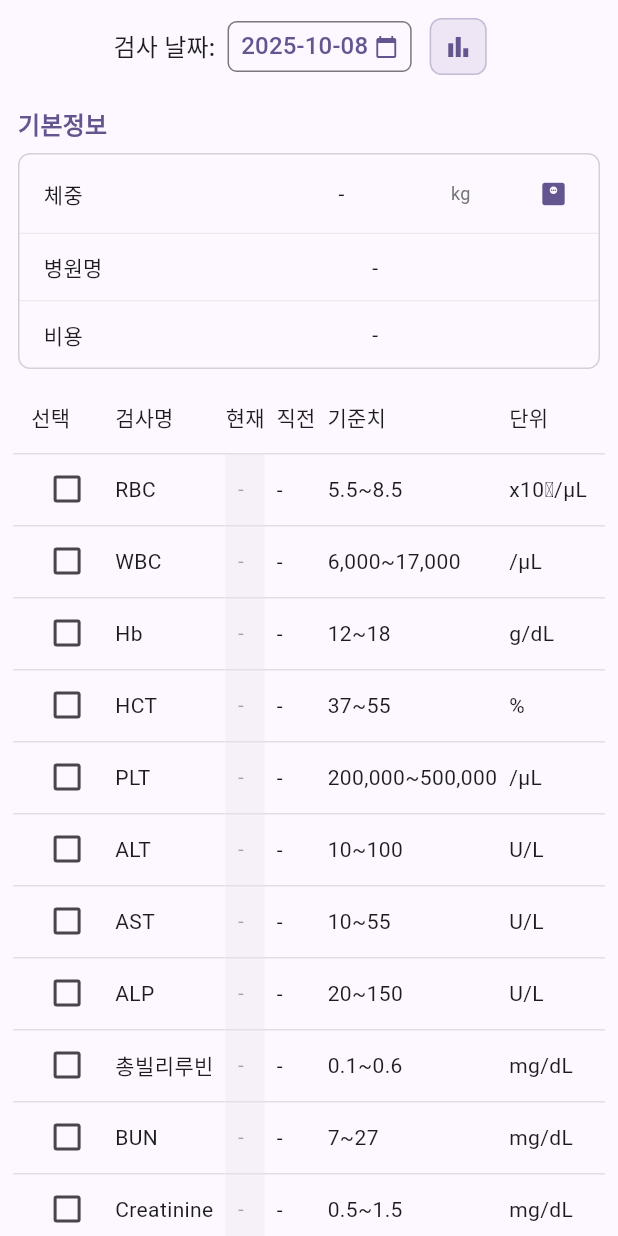
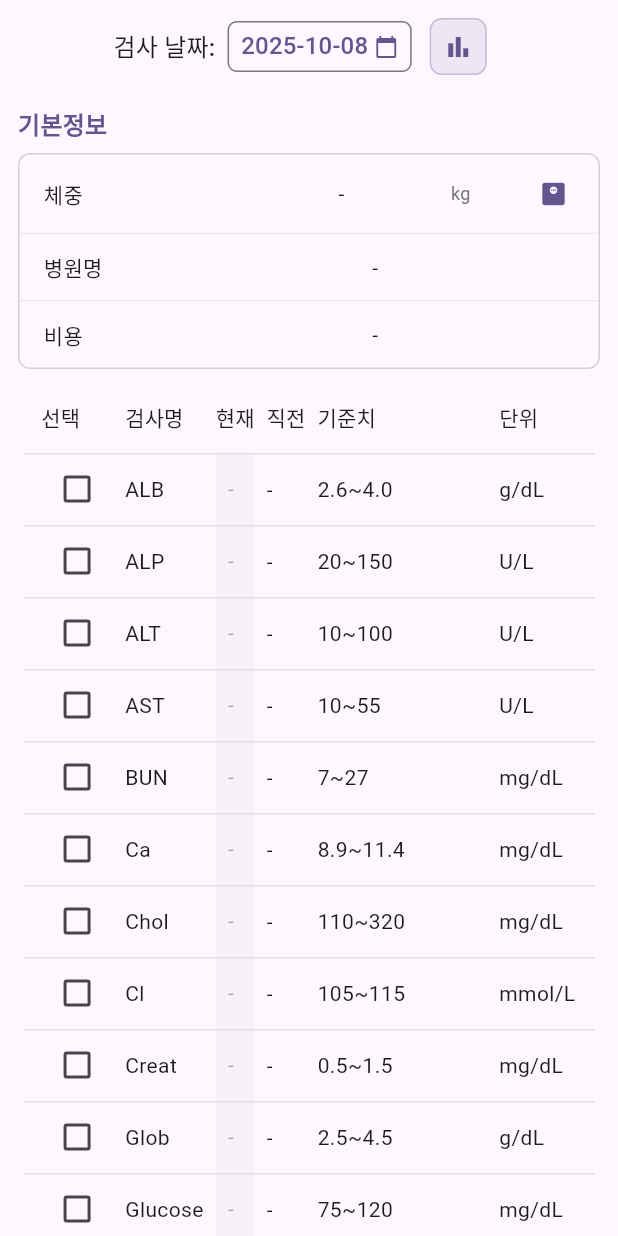
Before and after one commit to ridu-ducksushi/Myot_02, a Flutter app: the _LabTable widget shown alone on an empty page, opened directly with empty values, on a phone screen of 412 x 824 dp. Run offline on Flutter 3.47's test engine with Material 3 defaults, Android fonts, the phone set to English and light mode, and no system bars; our stand-ins replace easy_localization, firebase_messaging, fl_chart, flutter_image_compress, flutter_local_notifications, flutter_riverpod and 6 more; accounts and stored records are empty.

```diff
--- a/lib/features/labs/pet_health_screen.dart
+++ b/lib/features/labs/pet_health_screen.dart
@@ -456,12 +456,10 @@ class _LabTableState extends State<_LabTable> {
 
   List<String> _orderedKeys() {
     final baseKeys = [
-      // CBC
-      'RBC', 'WBC', 'Hb', 'HCT', 'PLT',
-      // 혈청화학
-      'ALT', 'AST', 'ALP', '총빌리루빈', 'BUN', 'Creatinine', 'SDMA', 'Glucose', '총단백', '알부민', '글로불린', '콜레스테롤', '중성지방',
-      // 전해질
-      'Na', 'K', 'Cl', 'Ca', 'P',
+      // ABC 순으로 정렬된 기본 검사 항목 (한글 → 영어 변경)
+      'ALB', 'ALP', 'ALT', 'AST', 'BUN', 'Ca', 'Chol', 'Cl', 'Creat', 'Glob',
+      'Glucose', 'Hb', 'HCT', 'K', 'Na', 'P', 'PLT', 'RBC', 'SDMA',
+      'TBil', 'TG', 'TP', 'WBC',
     ];
 
     // Only include custom keys that have actual data for this pet
@@ -476,20 +474,85 @@ class _LabTableState extends State<_LabTable> {
   }
 
   void _initRefs() {
+    // ABC 순으로 정렬된 단위 (한글 → 영어 변경)
     _units.addAll({
-      'RBC': 'x10⁶/µL', 'WBC': '/µL', 'Hb': 'g/dL', 'HCT': '%', 'PLT': '/µL',
-      'ALT': 'U/L', 'AST': 'U/L', 'ALP': 'U/L', '총빌리루빈': 'mg/dL', 'BUN': 'mg/dL', 'Creatinine': 'mg/dL', 'SDMA': 'µg/dL', 'Glucose': 'mg/dL', '총단백': 'g/dL', '알부민': 'g/dL', '글로불린': 'g/dL', '콜레스테롤': 'mg/dL', '중성지방': 'mg/dL',
-      'Na': 'mmol/L', 'K': 'mmol/L', 'Cl': 'mmol/L', 'Ca': 'mg/dL', 'P': 'mg/dL',
+      'ALB': 'g/dL',        // 알부민 → ALB
+      'ALP': 'U/L',
+      'ALT': 'U/L',
+      'AST': 'U/L',
+      'BUN': 'mg/dL',
+      'Ca': 'mg/dL',
+      'Chol': 'mg/dL',      // 콜레스테롤 → Chol
+      'Cl': 'mmol/L',
+      'Creat': 'mg/dL',     // Creatinine → Creat
+      'Glob': 'g/dL',       // 글로불린 → Glob
+      'Glucose': 'mg/dL',
+      'Hb': 'g/dL',
+      'HCT': '%',
+      'K': 'mmol/L',
+      'Na': 'mmol/L',
+      'P': 'mg/dL',
+      'PLT': '/µL',
+      'RBC': 'x10⁶/µL',
+      'SDMA': 'µg/dL',
+      'TBil': 'mg/dL',      // 총빌리루빈 → TBil
+      'TG': 'mg/dL',        // 중성지방 → TG
+      'TP': 'g/dL',         // 총단백 → TP
+      'WBC': '/µL',
     });
+
+    // 강아지 기준치 (ABC 순)
     _refDog.addAll({
-      'RBC': '5.5~8.5', 'WBC': '6,000~17,000', 'Hb': '12~18', 'HCT': '37~55', 'PLT': '200,000~500,000',
-      'ALT': '10~100', 'AST': '10~55', 'ALP': '20~150', '총빌리루빈': '0.1~0.6', 'BUN': '7~27', 'Creatinine': '0.5~1.5', 'SDMA': '≤14', 'Glucose': '75~120', '총단백': '5.5~7.5', '알부민': '2.6~4.0', '글로불린': '2.5~4.5', '콜레스테롤': '110~320', '중성지방': '25~150',
-      'Na': '140~155', 'K': '3.6~5.5', 'Cl': '105~115', 'Ca': '8.9~11.4', 'P': '2.5~6.0',
+      'ALB': '2.6~4.0',     // 알부민
+      'ALP': '20~150',
+      'ALT': '10~100',
+      'AST': '10~55',
+      'BUN': '7~27',
+      'Ca': '8.9~11.4',
+      'Chol': '110~320',    // 콜레스테롤
+      'Cl': '105~115',
+      'Creat': '0.5~1.5',   // Creatinine
+      'Glob': '2.5~4.5',    // 글로불린
+      'Glucose': '75~120',
+      'Hb': '12~18',
+      'HCT': '37~55',
+      'K': '3.6~5.5',
+      'Na': '140~155',
+      'P': '2.5~6.0',
+      'PLT': '200,000~500,000',
+      'RBC': '5.5~8.5',
+      'SDMA': '≤14',
+      'TBil': '0.1~0.6',    // 총빌리루빈
+      'TG': '25~150',       // 중성지방
+      'TP': '5.5~7.5',      // 총단백
+      'WBC': '6,000~17,000',
     });
+
+    // 고양이 기준치 (ABC 순)
     _refCat.addAll({
-      'RBC': '5.0~10.0', 'WBC': '5,500~19,500', 'Hb': '8~15', 'HCT': '24~45', 'PLT': '300,000~800,000',
-      'ALT': '20~120', 'AST': '10~40', 'ALP': '20~60', '총빌리루빈': '0.1~0.4', 'BUN': '16~36', 'Creatinine': '0.8~2.4', 'SDMA': '≤14', 'Glucose': '70~150', '총단백': '6.0~8.0', '알부민': '2.3~3.5', '글로불린': '2.5~5.0', '콜레스테롤': '75~220', '중성지방': '25~160',
-      'Na': '145~158', 'K': '3.4~5.6', 'Cl': '107~120', 'Ca': '8.0~11.8', 'P': '2.5~6.5',
+      'ALB': '2.3~3.5',     // 알부민
+      'ALP': '20~60',
+      'ALT': '20~120',
+      'AST': '10~40',
+      'BUN': '16~36',
+      'Ca': '8.0~11.8',
+      'Chol': '75~220',     // 콜레스테롤
+      'Cl': '107~120',
+      'Creat': '0.8~2.4',   // Creatinine
+      'Glob': '2.5~5.0',    // 글로불린
+      'Glucose': '70~150',
+      'Hb': '8~15',
+      'HCT': '24~45',
+      'K': '3.4~5.6',
+      'Na': '145~158',
+      'P': '2.5~6.5',
+      'PLT': '300,000~800,000',
+      'RBC': '6.0~11.0',
+      'SDMA': '≤14',
+      'TBil': '0.1~0.4',    // 총빌리루빈
+      'TG': '25~160',       // 중성지방
+      'TP': '6.0~8.0',      // 총단백
+      'WBC': '5,500~19,500',
     });
   }
 
```
